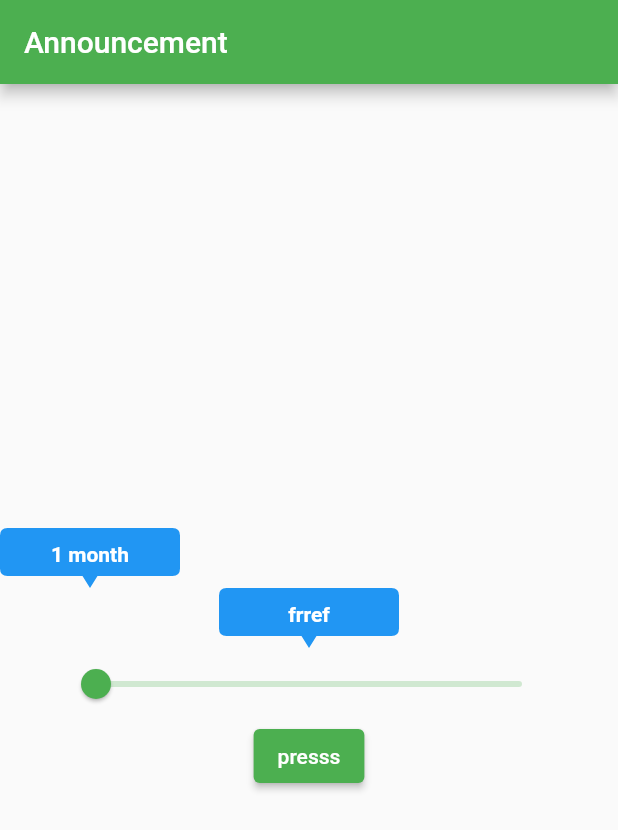
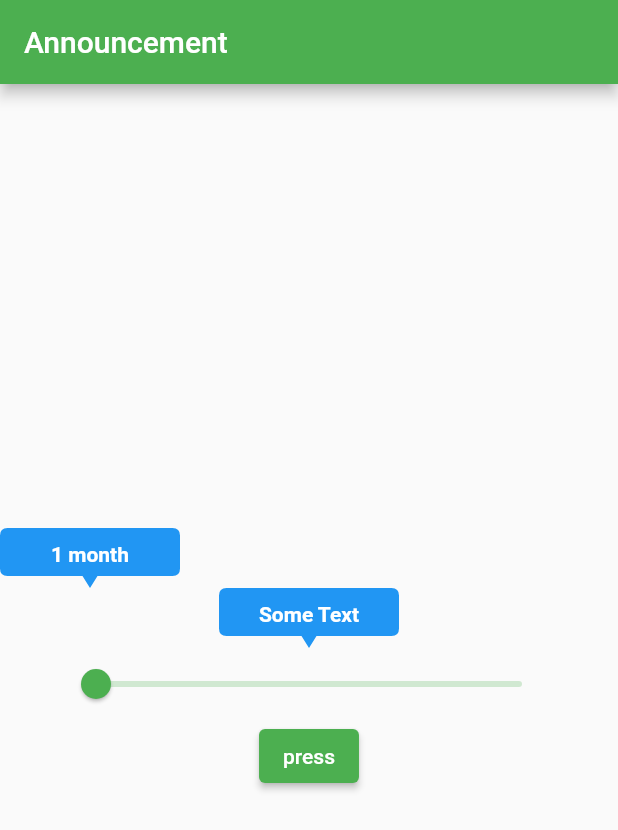
Before and after one commit to Tolulope05/flutter_pratical_challenge, a Flutter app: the screen it shows after launch, on a phone screen of 412 x 824 dp. Shown: the top 830 px of the screen. Run offline on Flutter 3.47's test engine with Material 2 defaults, Android fonts, the phone set to English and light mode, and no system bars; our stand-ins replace adaptive_theme, avatar_glow, chewie, device_info_plus, fluttertoast, image_gallery_saver and 8 more; missing offline and left inert: highlight_text, speed_dial_fab, video_thumbnail.

Commit message:
gabby dey cook

```diff
--- a/lib/15_gabby_aid_learning_pattern/sliding_hover.dart
+++ b/lib/15_gabby_aid_learning_pattern/sliding_hover.dart
@@ -79,7 +79,7 @@ class _SlidingHoverState extends State<SlidingHover> {
             ),
             ElevatedButton(
               onPressed: () => setState(() {}),
-              child: const Text('presss'),
+              child: const Text('press'),
             ),
           ],
         ),
@@ -143,7 +143,7 @@ class MyWidget extends StatelessWidget {
             const Align(
               alignment: Alignment(0, -0.2),
               child: Text(
-                'frref',
+                'Some Text',
                 style: TextStyle(
                   color: Colors.white,
                   fontWeight: FontWeight.w700,
```
